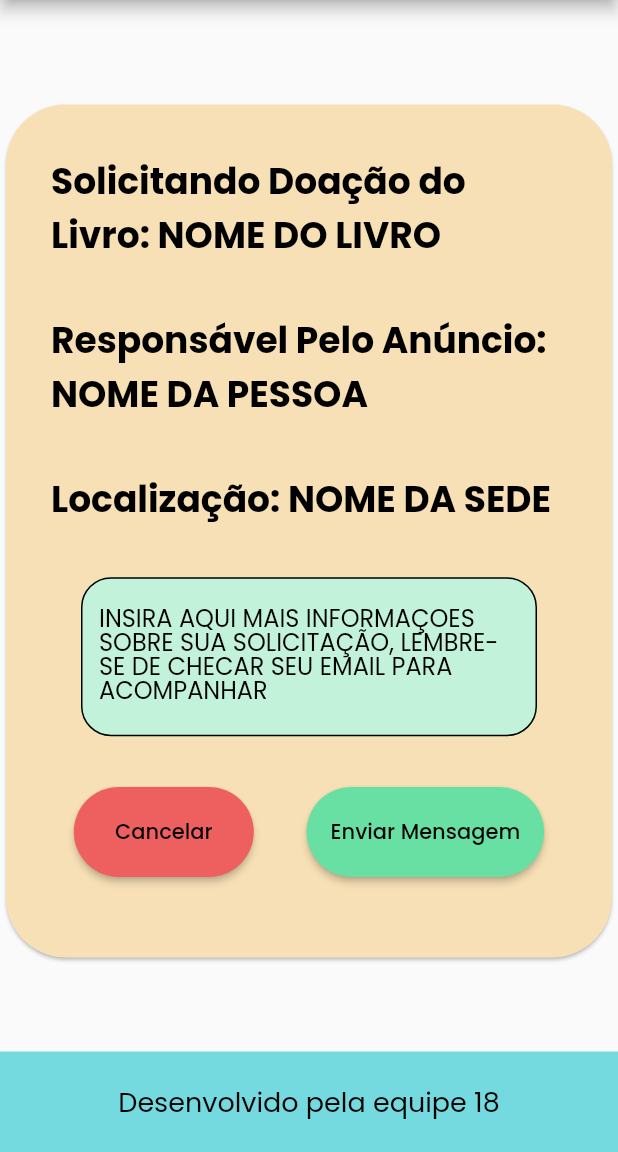
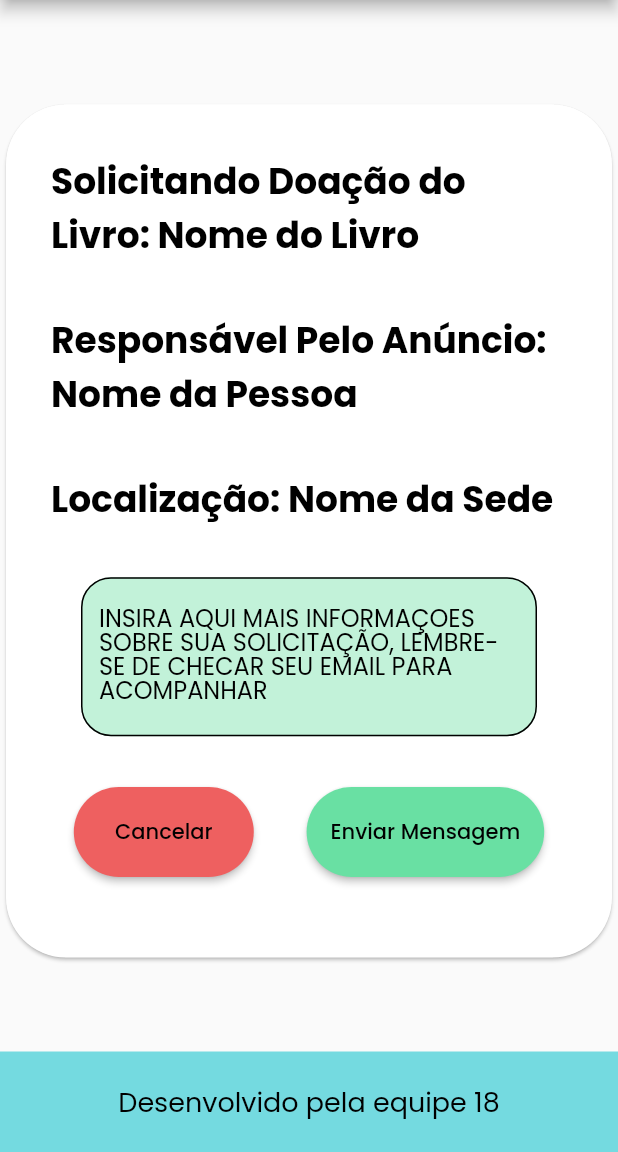
Before and after one commit to viniciusMB/ESTANTE-LIVRE, a Flutter app: the BookConfirmation widget shown alone on an empty page, opened directly, on a phone screen of 412 x 824 dp, the part 84-1236 px from its top. Run offline on Flutter 3.47's test engine with Material 2 defaults, Android fonts, the phone set to English and light mode, and no system bars; our stand-ins replace dio, flutter_secure_storage, url_strategy; accounts and stored records are empty; statements that could not run were skipped.

Commit message:
Color changes on design (still on discussion)

```diff
--- a/app/lib/ui/book_confirmation/book_confirmation.dart
+++ b/app/lib/ui/book_confirmation/book_confirmation.dart
@@ -18,7 +18,7 @@ class BookConfirmation extends StatelessWidget {
         width: (MediaQuery.of(context).size.height * 0.7),
         child: Card(
           shadowColor: Colors.black,
-          color: ShelfColors.yellowLight,
+          color: ShelfColors.blueLighter,
           shape: const RoundedRectangleBorder(
             borderRadius: BorderRadius.all(Radius.circular(40.0)),
           ),
@@ -33,7 +33,7 @@ class BookConfirmation extends StatelessWidget {
               const Padding(
                 padding: EdgeInsets.symmetric(horizontal: 30),
                 child: Text(
-                  'Solicitando Doação do Livro: NOME DO LIVRO',
+                  'Solicitando Doação do Livro: Nome do Livro',
                   style: TextStyle(
                     fontSize: 24,
                     fontWeight: FontWeight.bold,
@@ -45,7 +45,7 @@ class BookConfirmation extends StatelessWidget {
               const Padding(
                 padding: EdgeInsets.symmetric(horizontal: 30),
                 child: Text(
-                  'Responsável Pelo Anúncio: NOME DA PESSOA',
+                  'Responsável Pelo Anúncio: Nome da Pessoa',
                   style: TextStyle(
                     fontSize: 24,
                     fontWeight: FontWeight.bold,
@@ -57,7 +57,7 @@ class BookConfirmation extends StatelessWidget {
               const Padding(
                 padding: EdgeInsets.symmetric(horizontal: 30),
                 child: Text(
-                  'Localização: NOME DA SEDE',
+                  'Localização: Nome da Sede',
                   style: TextStyle(
                     fontSize: 24,
                     fontWeight: FontWeight.bold,
--- a/app/lib/ui/book_request_fail/book_request_fail.dart
+++ b/app/lib/ui/book_request_fail/book_request_fail.dart
@@ -15,7 +15,7 @@ class BookRequestFail extends StatelessWidget {
         child: Card(
           shadowColor: Colors.black,
           //margin: const EdgeInsets.symmetric(vertical: 80, horizontal: 250),
-          color: ShelfColors.yellowLight,
+          color: ShelfColors.blueLighter,
           shape: const RoundedRectangleBorder(
             borderRadius: BorderRadius.all(Radius.circular(40.0)),
           ),
--- a/app/lib/ui/book_request_success/book_request_success.dart
+++ b/app/lib/ui/book_request_success/book_request_success.dart
@@ -16,7 +16,7 @@ class BookRequestSuccess extends StatelessWidget {
         child: Card(
           shadowColor: Colors.black,
           //margin: const EdgeInsets.symmetric(vertical: 80, horizontal: 250), //Need to make a sizedBox to Wrap the Card and pass the width and height there.
-          color: ShelfColors.yellowLight,
+          color: ShelfColors.blueLighter,
           shape: const RoundedRectangleBorder(
             borderRadius: BorderRadius.all(Radius.circular(40.0)),
           ),
```
